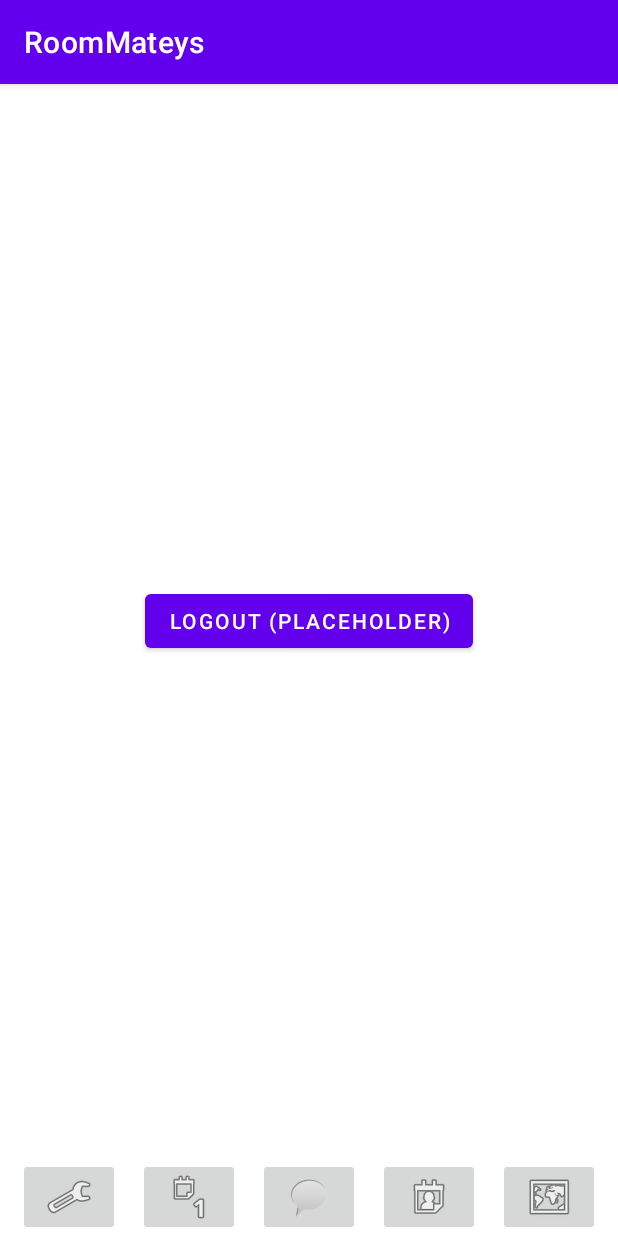
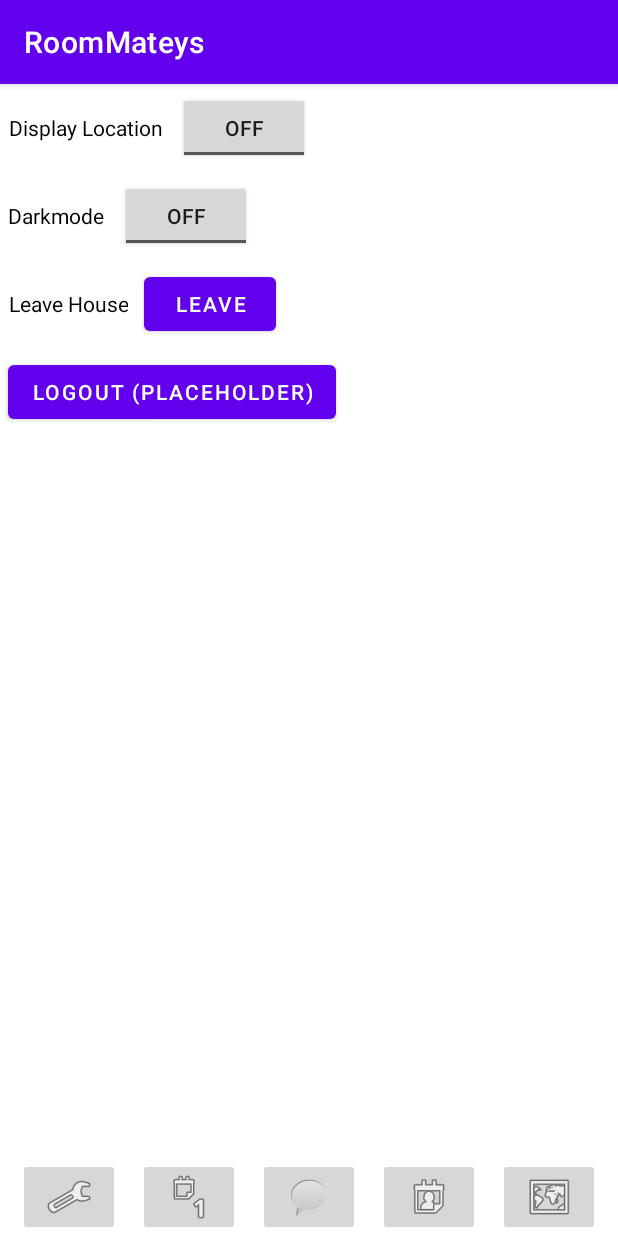
Before and after one commit to tbostanche/RoomMateys, an Android app: the SettingsActivity screen opened directly, with no data from a screen before it, on a phone screen of 412 x 824 dp. Run offline under Robolectric (Android 15) with nearby library versions, the phone set to English and light mode, and no system bars.

Commit message:
Adding small amount of settings options

```diff
--- a/app/src/main/res/layout/activity_settings.xml
+++ b/app/src/main/res/layout/activity_settings.xml
@@ -5,6 +5,99 @@
     android:layout_width="match_parent"
     android:layout_height="match_parent"
     tools:context=".SettingsActivity">
+
+    <LinearLayout
+        android:layout_width="match_parent"
+        android:layout_height="wrap_content"
+        android:orientation="vertical"
+        app:layout_constraintTop_toTopOf="parent">
+
+        <LinearLayout
+            android:layout_width="match_parent"
+            android:layout_height="wrap_content"
+            android:orientation="horizontal"
+            android:id="@+id/locationToggleContainer">
+
+            <TextView
+                android:layout_width="wrap_content"
+                android:layout_height="match_parent"
+                android:id="@+id/diplayLocationTitle"
+                android:text="Display Location"
+                android:gravity="center"
+                android:textColor="@color/black"
+                android:layout_margin="5dp" />
+
+            <ToggleButton
+            android:id="@+id/displayLocationToggle"
+            android:layout_width="wrap_content"
+            android:layout_height="wrap_content"
+            android:text="Display Location"
+            android:layout_margin="5dp"/>
+
+        </LinearLayout>
+
+        <LinearLayout
+            android:layout_width="match_parent"
+            android:layout_height="wrap_content"
+            android:orientation="horizontal"
+            android:id="@+id/darkModeToggleContainer">
+
+            <TextView
+                android:layout_width="wrap_content"
+                android:layout_height="match_parent"
+                android:id="@+id/darkModeTitle"
+                android:text="Darkmode"
+                android:gravity="center"
+                android:textColor="@color/black"
+                android:layout_margin="5dp" />
+
+            <ToggleButton
+                android:id="@+id/darkModeToggle"
+                android:layout_width="wrap_content"
+                android:layout_height="wrap_content"
+                android:layout_margin="5dp"/>
+
+        </LinearLayout>
+
+        <LinearLayout
+            android:layout_width="match_parent"
+            android:layout_height="wrap_content"
+            android:orientation="horizontal"
+            android:id="@+id/leaveHouseContainer">
+
+            <TextView
+                android:layout_width="wrap_content"
+                android:layout_height="match_parent"
+                android:id="@+id/leaveHouseTitle"
+                android:text="Leave House"
+                android:gravity="center"
+                android:textColor="@color/black"
+                android:layout_margin="5dp" />
+
+            <Button
+                android:id="@+id/leaveHouseButton"
+                android:layout_width="wrap_content"
+                android:layout_height="wrap_content"
+                android:layout_margin="5dp"
+                android:text="Leave"/>
+
+        </LinearLayout>
+
+        <Button
+            android:id="@+id/logoutButtonTemp"
+            android:layout_width="wrap_content"
+            android:layout_height="wrap_content"
+            android:text="Logout (Placeholder)"
+            android:onClick="logoutOnClick"
+            app:layout_constraintBottom_toTopOf="@+id/linearLayout"
+            app:layout_constraintEnd_toEndOf="parent"
+            app:layout_constraintStart_toStartOf="parent"
+            app:layout_constraintTop_toTopOf="parent"
+            android:layout_margin="5dp"/>
+
+
+
+    </LinearLayout>
 
     <LinearLayout
         android:id="@+id/linearLayout"
@@ -91,15 +184,8 @@
 
     </LinearLayout>
 
-    <Button
-        android:id="@+id/logoutButtonTemp"
-        android:layout_width="wrap_content"
-        android:layout_height="wrap_content"
-        android:text="Logout (Placeholder)"
-        android:onClick="logoutOnClick"
-        app:layout_constraintBottom_toTopOf="@+id/linearLayout"
-        app:layout_constraintEnd_toEndOf="parent"
-        app:layout_constraintStart_toStartOf="parent"
-        app:layout_constraintTop_toTopOf="parent" />
+
+
+
 
 </androidx.constraintlayout.widget.ConstraintLayout>
```
